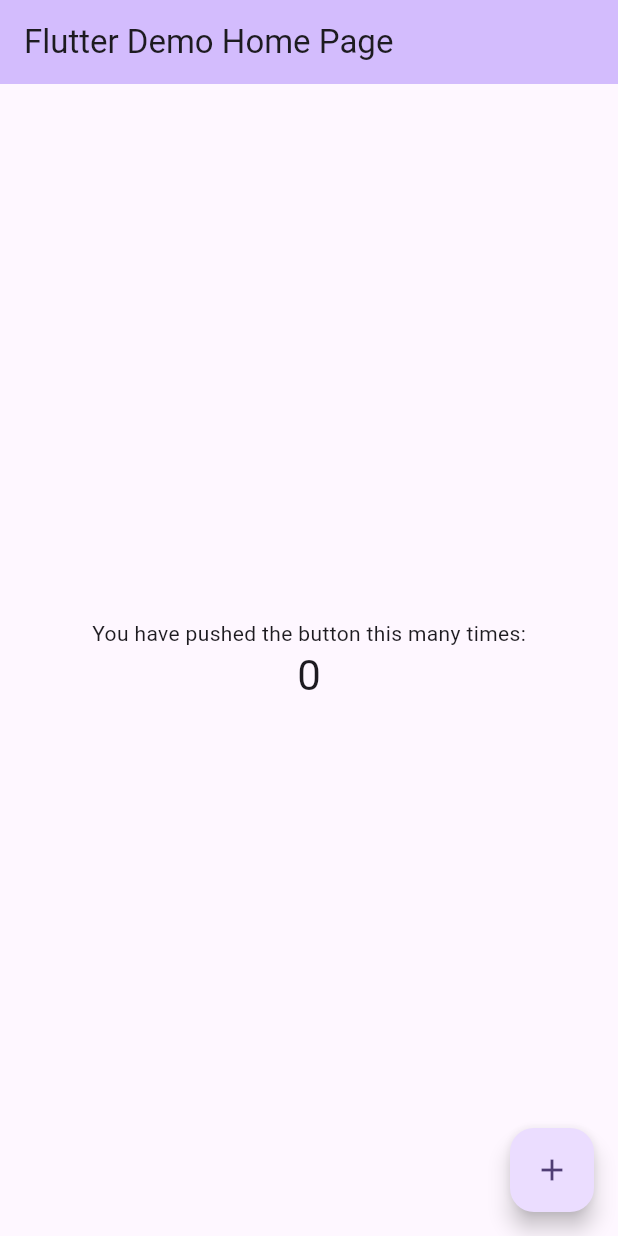
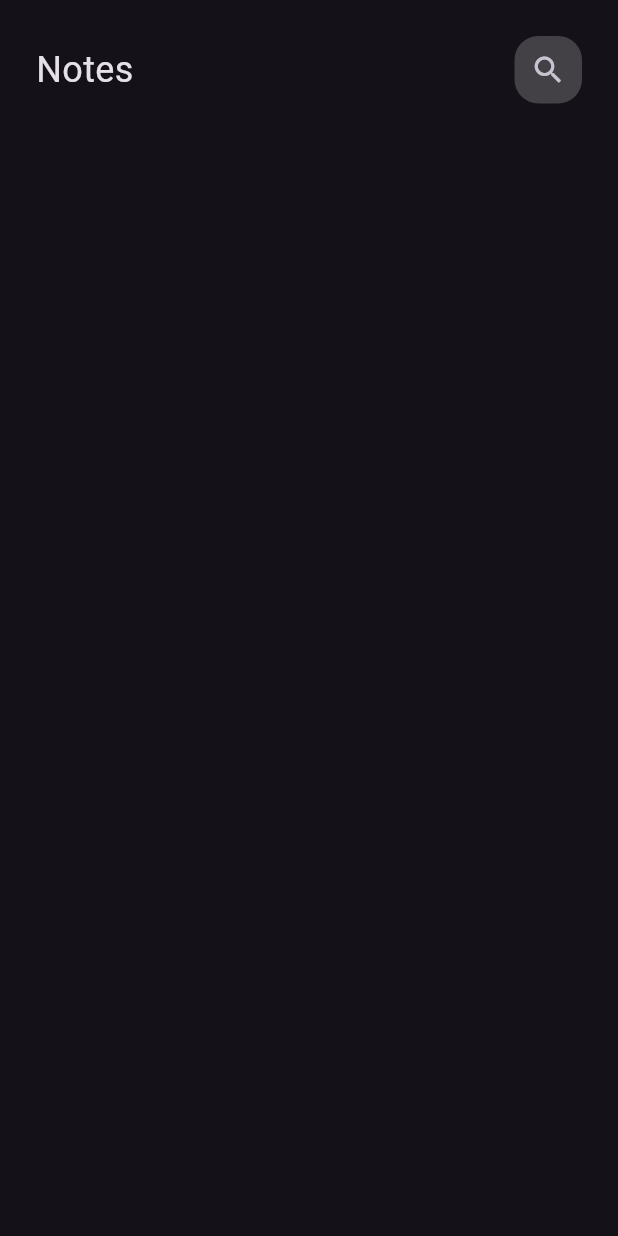
Before and after one commit to AyaZidan22/notes_app, a Flutter app: the screen it shows after launch, on a phone screen of 412 x 824 dp. Run offline on Flutter 3.47's test engine with Material 3 defaults, Android fonts, the phone set to English and light mode, and no system bars.

Commit message:
custom app bar

```diff
--- a/lib/main.dart
+++ b/lib/main.dart
@@ -1,125 +1,19 @@
 import 'package:flutter/material.dart';
+import 'package:notes_app/views/notes_view.dart';
 
 void main() {
-  runApp(const MyApp());
+  runApp(const NotesApp());
 }
 
-class MyApp extends StatelessWidget {
-  const MyApp({super.key});
+class NotesApp extends StatelessWidget {
+  const NotesApp({super.key});
 
-  // This widget is the root of your application.
   @override
   Widget build(BuildContext context) {
     return MaterialApp(
-      title: 'Flutter Demo',
-      theme: ThemeData(
-        // This is the theme of your application.
-        //
-        // TRY THIS: Try running your application with "flutter run". You'll see
-        // the application has a purple toolbar. Then, without quitting the app,
-        // try changing the seedColor in the colorScheme below to Colors.green
-        // and then invoke "hot reload" (save your changes or press the "hot
-        // reload" button in a Flutter-supported IDE, or press "r" if you used
-        // the command line to start the app).
-        //
-        // Notice that the counter didn't reset back to zero; the application
-        // state is not lost during the reload. To reset the state, use hot
-        // restart instead.
-        //
-        // This works for code too, not just values: Most code changes can be
-        // tested with just a hot reload.
-        colorScheme: ColorScheme.fromSeed(seedColor: Colors.deepPurple),
-        useMaterial3: true,
-      ),
-      home: const MyHomePage(title: 'Flutter Demo Home Page'),
+      debugShowCheckedModeBanner: false,
+      theme: ThemeData.dark(),
+      home: const NotesView(),
     );
   }
 }
-
-class MyHomePage extends StatefulWidget {
-  const MyHomePage({super.key, required this.title});
-
-  // This widget is the home page of your application. It is stateful, meaning
-  // that it has a State object (defined below) that contains fields that affect
-  // how it looks.
-
-  // This class is the configuration for the state. It holds the values (in this
-  // case the title) provided by the parent (in this case the App widget) and
-  // used by the build method of the State. Fields in a Widget subclass are
-  // always marked "final".
-
-  final String title;
-
-  @override
-  State<MyHomePage> createState() => _MyHomePageState();
-}
-
-class _MyHomePageState extends State<MyHomePage> {
-  int _counter = 0;
-
-  void _incrementCounter() {
-    setState(() {
-      // This call to setState tells the Flutter framework that something has
-      // changed in this State, which causes it to rerun the build method below
-      // so that the display can reflect the updated values. If we changed
-      // _counter without calling setState(), then the build method would not be
-      // called again, and so nothing would appear to happen.
-      _counter++;
-    });
-  }
-
-  @override
-  Widget build(BuildContext context) {
-    // This method is rerun every time setState is called, for instance as done
-    // by the _incrementCounter method above.
-    //
-    // The Flutter framework has been optimized to make rerunning build methods
-    // fast, so that you can just rebuild anything that needs updating rather
-    // than having to individually change instances of widgets.
-    return Scaffold(
-      appBar: AppBar(
-        // TRY THIS: Try changing the color here to a specific color (to
-        // Colors.amber, perhaps?) and trigger a hot reload to see the AppBar
-        // change color while the other colors stay the same.
-        backgroundColor: Theme.of(context).colorScheme.inversePrimary,
-        // Here we take the value from the MyHomePage object that was created by
-        // the App.build method, and use it to set our appbar title.
-        title: Text(widget.title),
-      ),
-      body: Center(
-        // Center is a layout widget. It takes a single child and positions it
-        // in the middle of the parent.
-        child: Column(
-          // Column is also a layout widget. It takes a list of children and
-          // arranges them vertically. By default, it sizes itself to fit its
-          // children horizontally, and tries to be as tall as its parent.
-          //
-          // Column has various properties to control how it sizes itself and
-          // how it positions its children. Here we use mainAxisAlignment to
-          // center the children vertically; the main axis here is the vertical
-          // axis because Columns are vertical (the cross axis would be
-          // horizontal).
-          //
-          // TRY THIS: Invoke "debug painting" (choose the "Toggle Debug Paint"
-          // action in the IDE, or press "p" in the console), to see the
-          // wireframe for each widget.
-          mainAxisAlignment: MainAxisAlignment.center,
-          children: <Widget>[
-            const Text(
-              'You have pushed the button this many times:',
-            ),
-            Text(
-              '$_counter',
-              style: Theme.of(context).textTheme.headlineMedium,
-            ),
-          ],
-        ),
-      ),
-      floatingActionButton: FloatingActionButton(
-        onPressed: _incrementCounter,
-        tooltip: 'Increment',
-        child: const Icon(Icons.add),
-      ), // This trailing comma makes auto-formatting nicer for build methods.
-    );
-  }
-}
--- /dev/null
+++ b/lib/views/notes_view.dart
@@ -0,0 +1,13 @@
+import 'package:flutter/material.dart';
+import 'package:notes_app/widgets/custom_app_bar.dart';
+
+class NotesView extends StatelessWidget {
+  const NotesView({super.key});
+
+  @override
+  Widget build(BuildContext context) {
+    return const Scaffold(
+      body: CustomAppBar()
+    );
+  }
+}
--- /dev/null
+++ b/lib/widgets/custom_app_bar.dart
@@ -0,0 +1,25 @@
+import 'package:flutter/material.dart';
+import 'package:notes_app/widgets/custom_icon.dart';
+
+class CustomAppBar extends StatelessWidget {
+  const CustomAppBar({super.key});
+
+  @override
+  Widget build(BuildContext context) {
+    return const Padding(
+      padding: EdgeInsets.symmetric(vertical: 24, horizontal: 24),
+      child: Row(
+        mainAxisAlignment: MainAxisAlignment.spaceBetween,
+        children: [
+          Text(
+            'Notes',
+            style: TextStyle(
+              fontSize: 24,
+            ),
+          ),
+          CustomIcon(),
+        ],
+      ),
+    );
+  }
+}
--- /dev/null
+++ b/lib/widgets/custom_icon.dart
@@ -0,0 +1,21 @@
+import 'package:flutter/material.dart';
+
+class CustomIcon extends StatelessWidget {
+  const CustomIcon({super.key});
+
+  @override
+  Widget build(BuildContext context) {
+    return Container(
+      width: 45,
+      height: 45,
+      decoration: BoxDecoration(
+        borderRadius: BorderRadius.circular(16),
+        color: Colors.white.withOpacity(0.2),
+      ),
+      child: IconButton(
+        onPressed: () {},
+        icon: const Icon(Icons.search),
+      ),
+    );
+  }
+}
```
Also changed, not shown: 1 other file.
